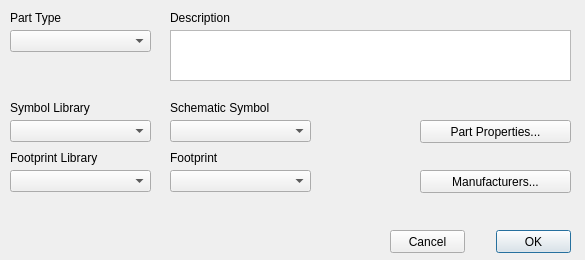
Before: the Qt Designer form AltiumPartsDB/part_params_dlg.ui in fierst/parts-db-editor, drawn with Qt 5.
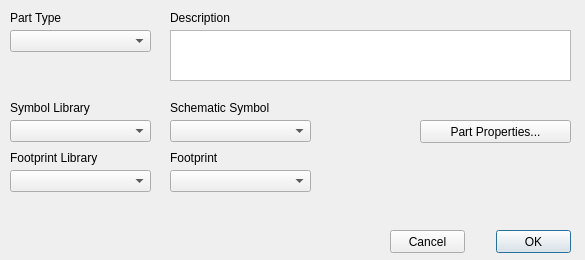
After: the same form once the commit is applied.

Commit message:
New branch with no manufacturer info or interface
We are currently testing an external package for maintaining
supply-chain and manufacturer info, so that was removed from
this branch. SQL Database schema was changed to remove manufacturer
information as well as changing primary key format. Several bug fixes
that should be merged back into master branch.

What changed in the file:
```diff
--- a/AltiumPartsDB/part_params_dlg.ui
+++ b/AltiumPartsDB/part_params_dlg.ui
@@ -144,19 +144,6 @@
     <string>Part Properties...</string>
    </property>
   </widget>
-  <widget class="QPushButton" name="btn_manufacturers">
-   <property name="geometry">
-    <rect>
-     <x>420</x>
-     <y>170</y>
-     <width>151</width>
-     <height>23</height>
-    </rect>
-   </property>
-   <property name="text">
-    <string>Manufacturers...</string>
-   </property>
-  </widget>
   <widget class="QComboBox" name="cmb_symbol_lib">
    <property name="geometry">
     <rect>
```
Left out of the diff: 1 changed line with no effect on the pictures. The commit also changes 10 other files.
